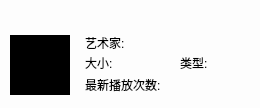
First picture: the form in TTKCore/musicUiKits/musicWidgetKits/musicsongslistiteminfowidget.ui, repository Greedysky/TTKMusicPlayer, before the edit.
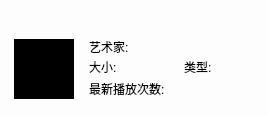
Second picture: the form after the edit.

Commit message: Ui interface optimized[975642]

What changed in the file:
```diff
--- a/TTKCore/musicUiKits/musicWidgetKits/musicsongslistiteminfowidget.ui
+++ b/TTKCore/musicUiKits/musicWidgetKits/musicsongslistiteminfowidget.ui
@@ -6,8 +6,8 @@
    <rect>
     <x>0</x>
     <y>0</y>
-    <width>260</width>
-    <height>108</height>
+    <width>268</width>
+    <height>116</height>
    </rect>
   </property>
   <property name="windowTitle">
@@ -17,6 +17,19 @@
    <string notr="true">QWidget{background:#FDFDFD;}
 </string>
   </property>
+  <widget class="QWidget" name="background" native="true">
+   <property name="geometry">
+    <rect>
+     <x>4</x>
+     <y>4</y>
+     <width>260</width>
+     <height>108</height>
+    </rect>
+   </property>
+   <property name="styleSheet">
+    <string notr="true">QWidget{background:#FDFDFD;}
+</string>
+   </property>
   <widget class="QLabel" name="songNameValue">
    <property name="geometry">
     <rect>
@@ -168,16 +181,7 @@
     <set>Qt::AlignCenter</set>
    </property>
   </widget>
-  <zorder>songNameValue</zorder>
-  <zorder>artlist</zorder>
-  <zorder>size</zorder>
-  <zorder>type</zorder>
-  <zorder>time</zorder>
-  <zorder>artlistValue</zorder>
-  <zorder>sizeValue</zorder>
-  <zorder>typeValue</zorder>
-  <zorder>timeValue</zorder>
-  <zorder>artPicture</zorder>
+  </widget>
  </widget>
  <resources/>
  <connections/>
```
Lines whose indentation alone changed are shown as unchanged. The commit also changes 3 other files.
